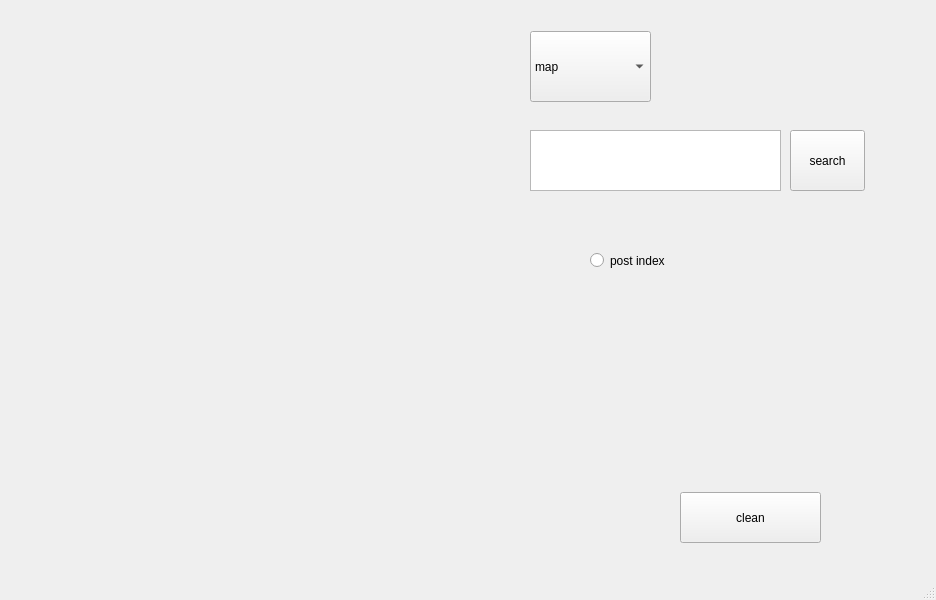
Before: the Qt Designer form main.ui in Sanya787/YandexMapApi, drawn with Qt 5.
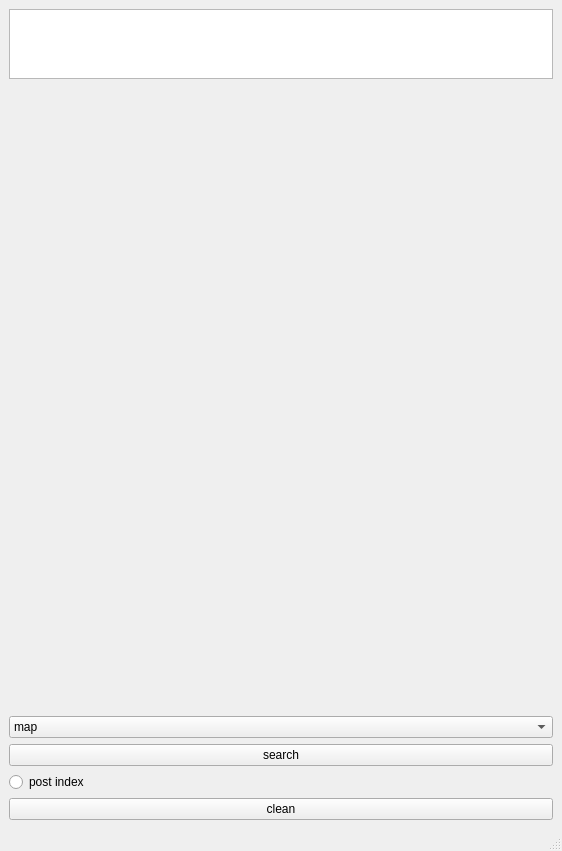
After: the same form once the commit is applied.

```diff
--- a/main.ui
+++ b/main.ui
@@ -6,23 +6,55 @@
    <rect>
     <x>0</x>
     <y>0</y>
-    <width>936</width>
-    <height>600</height>
+    <width>562</width>
+    <height>851</height>
    </rect>
   </property>
   <property name="windowTitle">
    <string>MainWindow</string>
   </property>
   <widget class="QWidget" name="centralwidget">
+   <layout class="QVBoxLayout" name="verticalLayout">
+    <item>
+     <widget class="QTextEdit" name="adress_edit"/>
+    </item>
+    <item>
+     <spacer name="verticalSpacer">
+      <property name="orientation">
+       <enum>Qt::Vertical</enum>
+      </property>
+      <property name="sizeType">
+       <enum>QSizePolicy::Preferred</enum>
+      </property>
+      <property name="sizeHint" stdset="0">
+       <size>
+        <width>20</width>
+        <height>500</height>
+       </size>
+      </property>
+     </spacer>
+    </item>
+    <item>
+     <widget class="QLabel" name="map_picture_line">
+      <property name="sizePolicy">
+       <sizepolicy hsizetype="Preferred" vsizetype="Preferred">
+        <horstretch>0</horstretch>
+        <verstretch>0</verstretch>
+       </sizepolicy>
+      </property>
+      <property name="minimumSize">
+       <size>
+        <width>300</width>
+        <height>600</height>
+       </size>
+      </property>
+      <property name="text">
+       <string/>
+      </property>
+     </widget>
+    </item>
+    <item>
    <widget class="QComboBox" name="comboBox">
-    <property name="geometry">
-     <rect>
-      <x>530</x>
-      <y>31</y>
-      <width>121</width>
-      <height>71</height>
-     </rect>
-    </property>
     <property name="editable">
      <bool>false</bool>
     </property>
@@ -42,68 +74,29 @@
      </property>
     </item>
    </widget>
-   <widget class="QTextEdit" name="adress_edit">
-    <property name="geometry">
-     <rect>
-      <x>530</x>
-      <y>130</y>
-      <width>251</width>
-      <height>61</height>
-     </rect>
-    </property>
-   </widget>
+    </item>
+    <item>
    <widget class="QPushButton" name="search_button">
-    <property name="geometry">
-     <rect>
-      <x>790</x>
-      <y>130</y>
-      <width>75</width>
-      <height>61</height>
-     </rect>
-    </property>
     <property name="text">
      <string>search</string>
     </property>
    </widget>
+    </item>
+    <item>
    <widget class="QRadioButton" name="radio_post_index">
-    <property name="geometry">
-     <rect>
-      <x>590</x>
-      <y>230</y>
-      <width>131</width>
-      <height>61</height>
-     </rect>
-    </property>
     <property name="text">
      <string>post index</string>
     </property>
    </widget>
+    </item>
+    <item>
    <widget class="QPushButton" name="clean_button">
-    <property name="geometry">
-     <rect>
-      <x>680</x>
-      <y>492</y>
-      <width>141</width>
-      <height>51</height>
-     </rect>
-    </property>
     <property name="text">
      <string>clean</string>
     </property>
    </widget>
-   <widget class="QLabel" name="map_picture_line">
-    <property name="geometry">
-     <rect>
-      <x>10</x>
-      <y>10</y>
-      <width>481</width>
-      <height>331</height>
-     </rect>
-    </property>
-    <property name="text">
-     <string/>
-    </property>
-   </widget>
+    </item>
+   </layout>
   </widget>
   <widget class="QMenuBar" name="menubar">
    <property name="geometry">
```
Left out of the diff: 2 changed lines with no effect on the pictures. Lines whose indentation alone changed are shown as unchanged.
